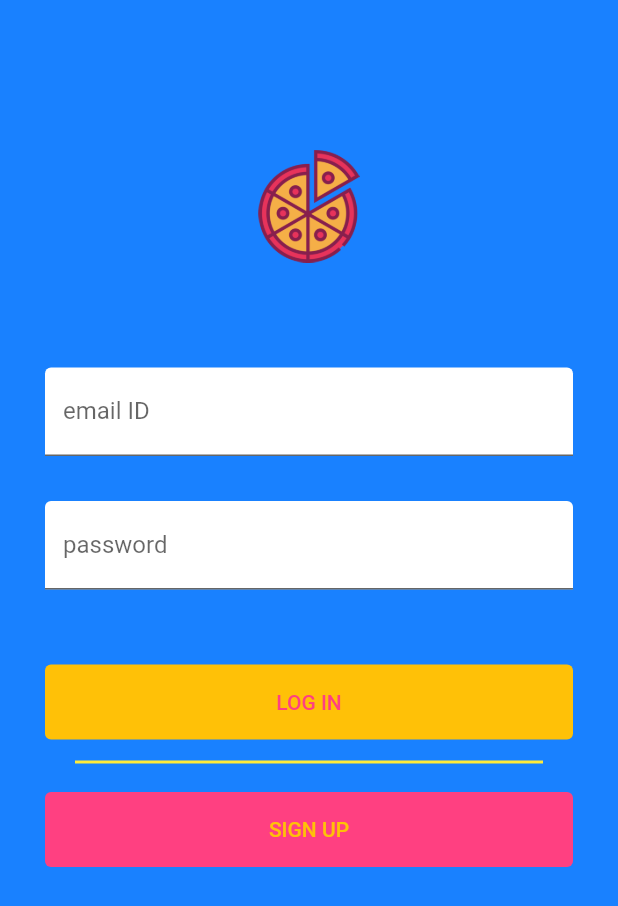
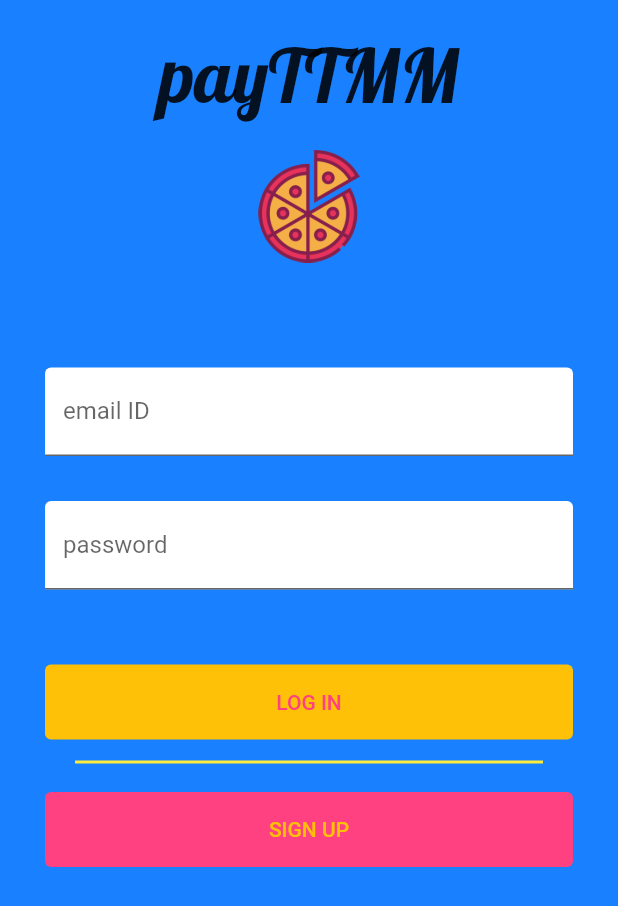
Before and after one commit to Tanmay-Chavan/payTTMM, a Flutter app: the screen it shows after launch, on a phone screen of 412 x 824 dp. Shown: the top 906 px of the screen. Run offline on Flutter 3.47's test engine with Material 2 defaults, Android fonts, the phone set to English and light mode, and no system bars.

Commit message:
Added custom font

```diff
--- a/lib/main.dart
+++ b/lib/main.dart
@@ -1,3 +1,5 @@
+//import 'dart:html';
+
 import 'package:flutter/cupertino.dart';
 import 'package:flutter/material.dart';
 
@@ -24,9 +26,9 @@ class MyApp extends StatelessWidget {
               textBaseline: TextBaseline.ideographic,
               children: <Widget>[
                 // 'images/circle-cropped.png'
-                SizedBox(
+                Container(
                   height:100,
-                ),
+                  child: Center(child: Text("payTTMM", style: TextStyle(fontFamily: 'Lobster', fontSize: 50),),),),
                 Image(
                   image: AssetImage('images/clipart499896.png'),
                   height: 75,
@@ -60,9 +62,9 @@ class MyApp extends StatelessWidget {
                             MaterialStateProperty.all(Colors.amber),
                         foregroundColor:
                             MaterialStateProperty.all(Colors.pinkAccent)),
-                    child: Text("LOG IN"),
+                    child: Text("LOG IN"),),
                   ),
-                ),
+
 
                 Container(
                   height: 10,
--- a/pubspec.yaml
+++ b/pubspec.yaml
@@ -76,3 +76,9 @@ flutter:
   #
   # For details regarding fonts from package dependencies,
   # see https://flutter.dev/custom-fonts/#from-packages
+
+
+  fonts:
+    - family: Lobster
+      fonts:
+        - asset: fonts/Lobster.ttf
```
Also changed, not shown: fonts/Lobster.ttf (added).
